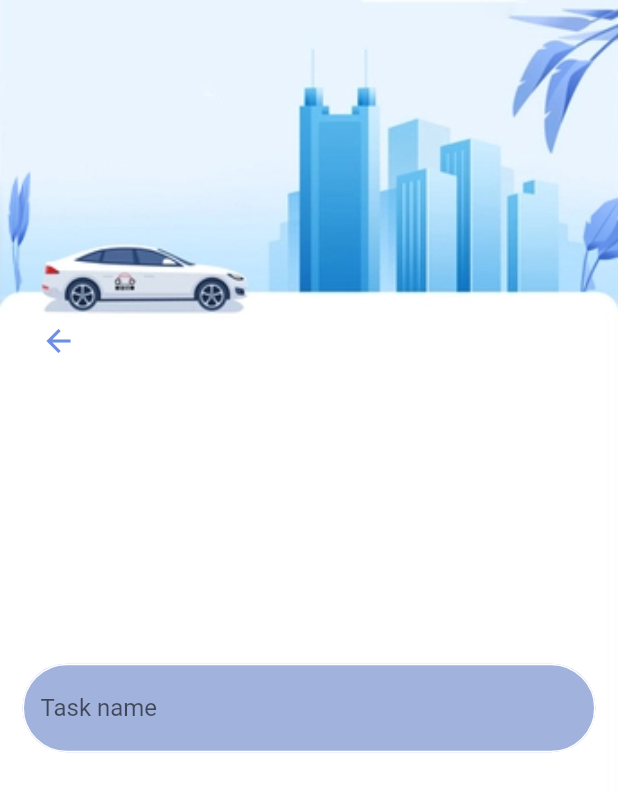
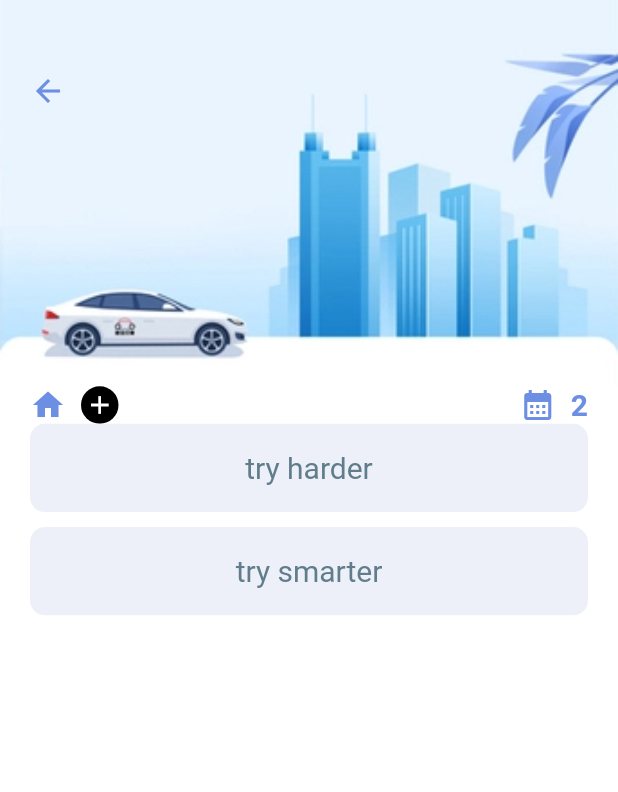
Before and after one commit to BIRALO256/Task-Management, a Flutter app: the screen it shows after launch, on a phone screen of 412 x 824 dp. Shown: the top 792 px of the screen. Run offline on Flutter 3.47's test engine with Material 2 defaults, Android fonts, the phone set to English and light mode, and no system bars.

Commit message:
improved task desplay page

```diff
--- a/lib/Screens/add_task.dart
+++ b/lib/Screens/add_task.dart
@@ -1,6 +1,7 @@
 import 'package:flutter/material.dart';
 import 'package:taskmanagement/utils/app_color.dart';
 
+import '../wigdets/button_button.dart';
 import '../wigdets/textfiled_wigdet.dart';
 
 class AddTask extends StatelessWidget {
@@ -8,7 +9,6 @@ class AddTask extends StatelessWidget {
 
   @override
   Widget build(BuildContext context) {
-
     return Scaffold(
       body: Container(
         padding: const EdgeInsets.symmetric(horizontal: 15),
@@ -39,9 +39,23 @@ class AddTask extends StatelessWidget {
             Column(
               children: [
                 TextfieldWigdet(
-                    controller: TextEditingController(), // Use the dynamic controller
-                    hintTtext: "Task name",
-                    borderRadius: 30)
+                  controller:
+                      TextEditingController(), // Use the dynamic controller
+                  hintTtext: "Task name",
+                ),
+                SizedBox(height: MediaQuery.of(context).size.height / 90),
+                TextfieldWigdet(
+                  controller:
+                      TextEditingController(), // Use the dynamic controller
+                  hintTtext: "Task detail",
+                  borderRadius: 15,
+                  maxlines: 3,
+                ),
+                SizedBox(height: MediaQuery.of(context).size.height / 70),
+                ButtonWigdet(
+                    backgroundcolor: AppColors.mainColor,
+                    text: "Add",
+                    textcolor: Colors.white),
               ],
             ),
             SizedBox(height: MediaQuery.of(context).size.height / 6),
--- /dev/null
+++ b/lib/Screens/all_tasks.dart
@@ -0,0 +1,94 @@
+import 'package:flutter/material.dart';
+import 'package:taskmanagement/utils/app_color.dart';
+
+import '../wigdets/task_wigdet.dart';
+
+class ALLTasks extends StatelessWidget {
+  const ALLTasks({super.key});
+
+  @override
+  Widget build(BuildContext context) {
+    List myData = ["try harder", "try smarter"];
+    return Scaffold(
+      backgroundColor: Colors.white,
+      body: Column(
+        children: [
+          Container(
+            padding: EdgeInsets.only(
+                top: MediaQuery.of(context).size.height / 17, left: 20),
+            alignment: Alignment.topLeft,
+            child: Icon(
+              Icons.arrow_back,
+              color: AppColors.secondaryColor,
+            ),
+            height: MediaQuery.of(context).size.height / 3.2,
+            width: double.maxFinite,
+            decoration: const BoxDecoration(
+                image: DecorationImage(
+                    fit: BoxFit.cover,
+                    image: AssetImage("assets/header1.jpg"))),
+          ),
+          Container(
+            padding: const EdgeInsets.symmetric(horizontal: 20),
+            child: Row(
+              children: [
+                Icon(
+                  Icons.home,
+                  color: AppColors.secondaryColor,
+                ),
+                const SizedBox(
+                  width: 10,
+                ),
+                Container(
+                  width: 25,
+                  height: 25,
+                  decoration: BoxDecoration(
+                      borderRadius: BorderRadius.circular(12.5),
+                      color: Colors.black),
+                  child: const Icon(
+                    Icons.add,
+                    color: Colors.white,
+                    size: 20,
+                  ),
+                ),
+                Expanded(child: Container()),
+                Icon(
+                  Icons.calendar_month_sharp,
+                  color: AppColors.secondaryColor,
+                ),
+                const SizedBox(
+                  width: 10,
+                ),
+                Text(
+                  "2",
+                  style: TextStyle(
+                      color: AppColors.secondaryColor,
+                      fontSize: 20,
+                      fontWeight: FontWeight.bold),
+                ),
+              ],
+            ),
+          ),
+          Flexible(
+            child: ListView.builder(
+                itemCount: myData.length,
+                itemBuilder: (context, index) {
+                  return Dismissible(
+                    onDismissed: (DismissDirection direction) {},
+                    confirmDismiss: (DismissDirection direction) async {
+                      return false;
+                    },
+                    key: ObjectKey(index),
+                    child: Container(
+                      margin: EdgeInsets.only(bottom: 10, left: 20, right: 20),
+                      child: TaskWigdet(
+                          text: myData[index], color: Colors.blueGrey),
+                    ),
+                  );
+                }),
+          )
+        ],
+      ),
+    );
+  }
+}
--- a/lib/main.dart
+++ b/lib/main.dart
@@ -1,5 +1,5 @@
 import 'package:flutter/material.dart';
-import 'package:taskmanagement/Screens/add_task.dart';
+import 'package:taskmanagement/Screens/all_tasks.dart';
 
 void main() {
   runApp(const MyApp());
@@ -17,7 +17,7 @@ class MyApp extends StatelessWidget {
       theme: ThemeData(
         primarySwatch: Colors.blue,
       ),
-      home: const AddTask(),
+      home: const ALLTasks(),
     );
   }
 }
--- /dev/null
+++ b/lib/wigdets/task_wigdet.dart
@@ -0,0 +1,21 @@
+import 'package:flutter/material.dart';
+
+class TaskWigdet extends StatelessWidget {
+  final String text;
+  final Color color;
+  const TaskWigdet({super.key, required this.text, required this.color});
+
+  @override
+  Widget build(BuildContext context) {
+    return Container(
+      width: double.maxFinite,
+      height: MediaQuery.of(context).size.height / 14,
+      decoration: BoxDecoration(
+        color: const Color(0xFFedf0f8),
+        borderRadius: BorderRadius.circular(10),
+      ),
+      child: Center(
+          child: Text(text, style: TextStyle(fontSize: 20, color: color))),
+    );
+  }
+}
--- a/lib/wigdets/textfiled_wigdet.dart
+++ b/lib/wigdets/textfiled_wigdet.dart
@@ -5,28 +5,30 @@ import '../utils/app_color.dart';
 class TextfieldWigdet extends StatelessWidget {
   final TextEditingController controller;
   final String hintTtext;
-  final double borderRadius;
+  final double? borderRadius;
+  final int? maxlines;
   TextfieldWigdet(
       {super.key,
       required this.controller,
       required this.hintTtext,
-      required this.borderRadius});
+      this.borderRadius = 30,
+      this.maxlines = 1});
 
   @override
   Widget build(BuildContext context) {
     return TextField(
-      maxLines: 1,
+      maxLines: maxlines,
       controller: controller,
       decoration: InputDecoration(
         filled: true,
         fillColor: AppColors.textHolder,
         hintText: hintTtext,
         focusedBorder: OutlineInputBorder(
-          borderRadius: BorderRadius.circular(borderRadius),
+          borderRadius: BorderRadius.circular(borderRadius!),
           borderSide: const BorderSide(color: Colors.white, width: 1),
         ),
         enabledBorder: OutlineInputBorder(
-          borderRadius: BorderRadius.circular(borderRadius),
+          borderRadius: BorderRadius.circular(borderRadius!),
           borderSide: const BorderSide(color: Colors.white, width: 1),
         ),
       ),
```
